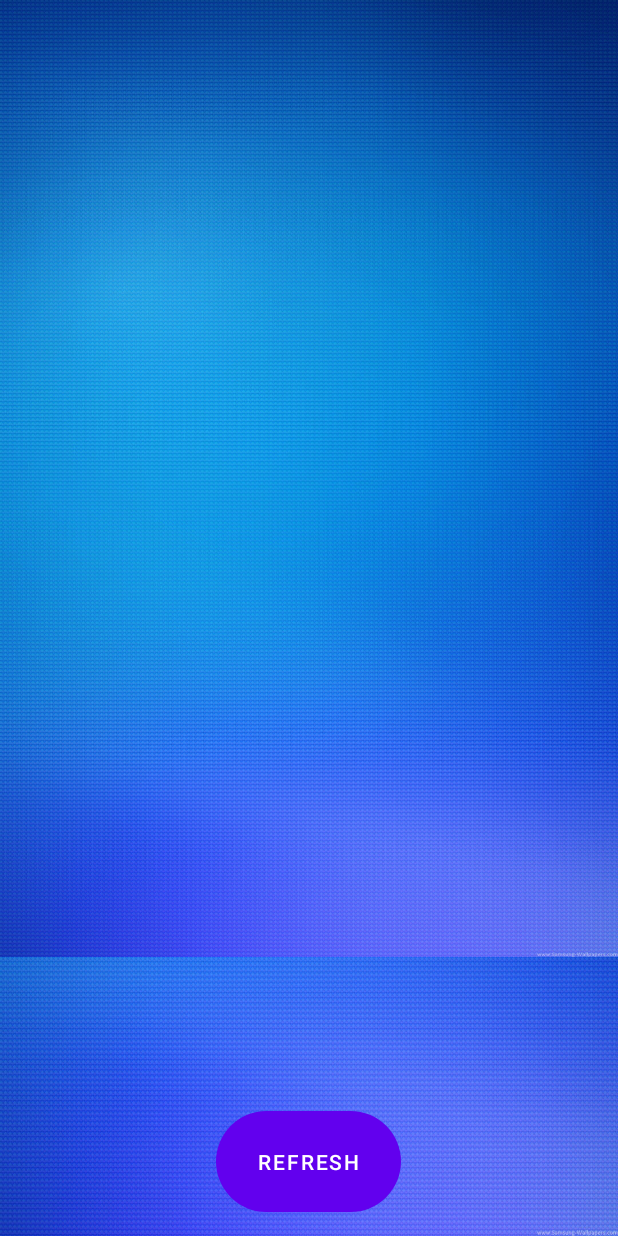
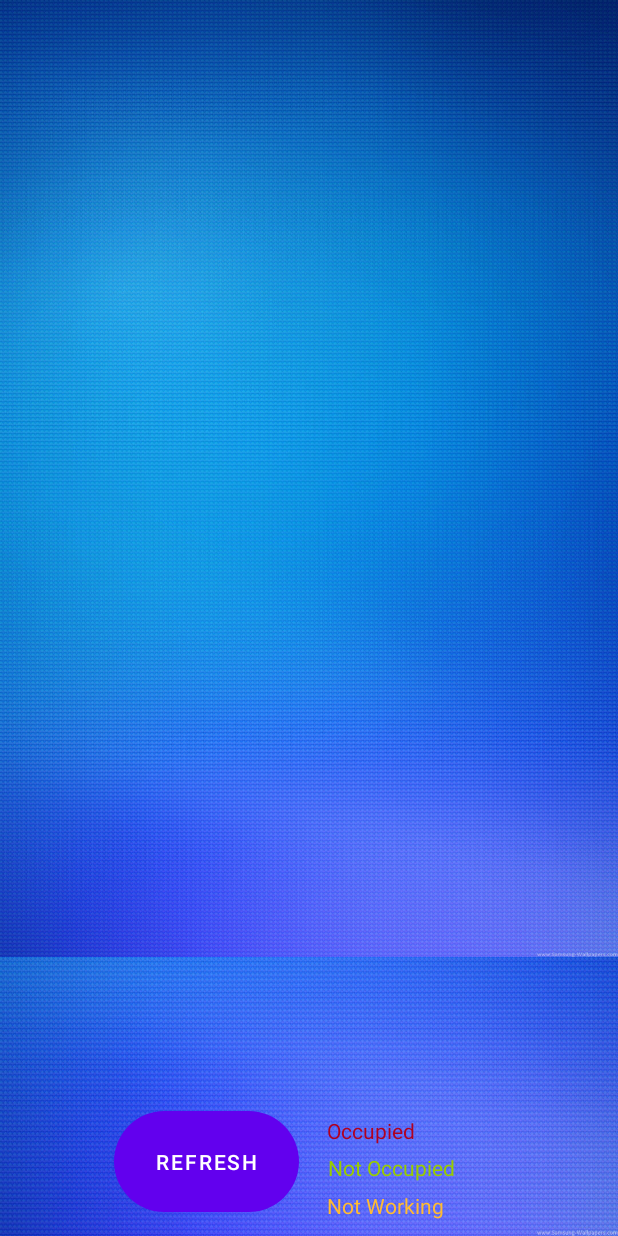
Before and after one commit to brahma-keerthi/College-Manager, an Android app: the layout activity_student_main.xml on its own in the app's theme, with its tools: preview values and no code run, on a phone screen of 412 x 824 dp. Run offline under Robolectric (Android 15) with nearby library versions, the phone set to English and light mode, and no system bars.

Commit message:
Color indicates added

```diff
--- a/app/src/main/res/layout/activity_student_main.xml
+++ b/app/src/main/res/layout/activity_student_main.xml
@@ -23,12 +23,47 @@
         android:id="@+id/refresh"
         android:layout_width="123dp"
         android:layout_height="67dp"
+        android:layout_marginStart="76dp"
         android:layout_marginBottom="16dp"
         android:background="@drawable/main_button"
         android:text="REFRESH"
         app:layout_constraintBottom_toBottomOf="parent"
-        app:layout_constraintEnd_toEndOf="parent"
-        app:layout_constraintHorizontal_bias="0.498"
         app:layout_constraintStart_toStartOf="parent" />
 
+    <TextView
+        android:id="@+id/textView2"
+        android:layout_width="170dp"
+        android:layout_height="26dp"
+        android:layout_marginBottom="4dp"
+        android:text="Not Working"
+        android:textColor="@android:color/holo_orange_light"
+        app:layout_constraintBottom_toBottomOf="parent"
+        app:layout_constraintEnd_toEndOf="parent"
+        app:layout_constraintHorizontal_bias="0.44"
+        app:layout_constraintStart_toEndOf="@+id/refresh" />
+
+    <TextView
+        android:id="@+id/textView3"
+        android:layout_width="169dp"
+        android:layout_height="23dp"
+        android:layout_marginBottom="28dp"
+        android:text="Not Occupied"
+        android:textColor="@android:color/holo_green_light"
+        app:layout_constraintBottom_toBottomOf="@+id/textView2"
+        app:layout_constraintEnd_toEndOf="parent"
+        app:layout_constraintHorizontal_bias="0.441"
+        app:layout_constraintStart_toEndOf="@+id/refresh" />
+
+    <TextView
+        android:id="@+id/textView4"
+        android:layout_width="170dp"
+        android:layout_height="24dp"
+        android:layout_marginBottom="52dp"
+        android:text="Occupied"
+        android:textColor="@color/design_default_color_error"
+        app:layout_constraintBottom_toBottomOf="@+id/textView2"
+        app:layout_constraintEnd_toEndOf="parent"
+        app:layout_constraintHorizontal_bias="0.44"
+        app:layout_constraintStart_toEndOf="@+id/refresh" />
+
 </androidx.constraintlayout.widget.ConstraintLayout>
--- a/app/src/main/res/layout/student_card.xml
+++ b/app/src/main/res/layout/student_card.xml
@@ -23,8 +23,8 @@
         app:layout_constraintVertical_bias="0.6">
 
         <androidx.constraintlayout.widget.ConstraintLayout
-            android:layout_width="match_parent"
-            android:layout_height="match_parent">
+            android:layout_width="357dp"
+            android:layout_height="76dp">
 
 
             <ImageView
```
